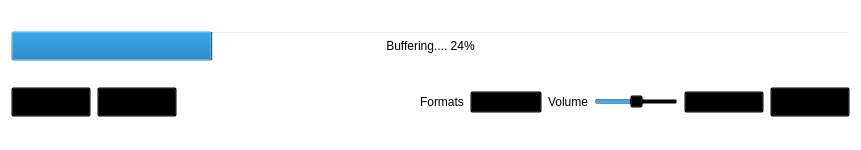
This is AYAYA/player/controlswidget.ui in jkbz64/AYAYA as Qt 5 draws it before an edit. The edited form follows.
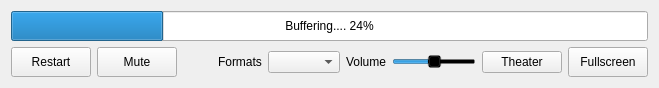
This is the edited form.

Patch:
```diff
--- a/AYAYA/player/controlswidget.ui
+++ b/AYAYA/player/controlswidget.ui
@@ -6,12 +6,12 @@
    <rect>
     <x>0</x>
     <y>0</y>
-    <width>861</width>
-    <height>150</height>
+    <width>659</width>
+    <height>84</height>
    </rect>
   </property>
   <property name="sizePolicy">
-   <sizepolicy hsizetype="Expanding" vsizetype="Fixed">
+   <sizepolicy hsizetype="Expanding" vsizetype="Minimum">
     <horstretch>0</horstretch>
     <verstretch>0</verstretch>
    </sizepolicy>
@@ -35,7 +35,7 @@
    <bool>false</bool>
   </property>
   <property name="styleSheet">
-   <string notr="true">background-color: transparent;</string>
+   <string notr="true"/>
   </property>
   <layout class="QGridLayout" name="gridLayout">
    <item row="1" column="9">
```
